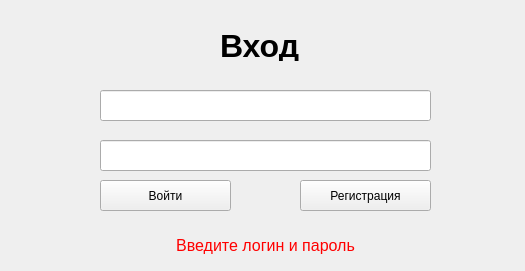
First picture: the form in join.ui, repository max-marshalov/ZMC_Full, before the edit.
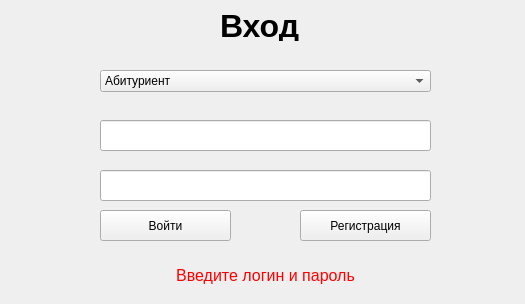
Second picture: the form after the edit.

```diff
--- a/join.ui
+++ b/join.ui
@@ -7,7 +7,7 @@
     <x>0</x>
     <y>0</y>
     <width>525</width>
-    <height>271</height>
+    <height>304</height>
    </rect>
   </property>
   <property name="windowTitle">
@@ -18,7 +18,7 @@
     <property name="geometry">
      <rect>
       <x>100</x>
-      <y>90</y>
+      <y>120</y>
       <width>331</width>
       <height>31</height>
      </rect>
@@ -28,7 +28,7 @@
     <property name="geometry">
      <rect>
       <x>100</x>
-      <y>140</y>
+      <y>170</y>
       <width>331</width>
       <height>31</height>
      </rect>
@@ -41,7 +41,7 @@
     <property name="geometry">
      <rect>
       <x>220</x>
-      <y>30</y>
+      <y>10</y>
       <width>281</width>
       <height>31</height>
      </rect>
@@ -61,7 +61,7 @@
     <property name="geometry">
      <rect>
       <x>100</x>
-      <y>180</y>
+      <y>210</y>
       <width>131</width>
       <height>31</height>
      </rect>
@@ -74,7 +74,7 @@
     <property name="geometry">
      <rect>
       <x>300</x>
-      <y>180</y>
+      <y>210</y>
       <width>131</width>
       <height>31</height>
      </rect>
@@ -87,7 +87,7 @@
     <property name="geometry">
      <rect>
       <x>100</x>
-      <y>230</y>
+      <y>260</y>
       <width>331</width>
       <height>31</height>
      </rect>
@@ -109,6 +109,36 @@
      <set>Qt::AlignCenter</set>
     </property>
    </widget>
+   <widget class="QComboBox" name="comboBox">
+    <property name="geometry">
+     <rect>
+      <x>100</x>
+      <y>70</y>
+      <width>331</width>
+      <height>22</height>
+     </rect>
+    </property>
+    <item>
+     <property name="text">
+      <string>Абитуриент</string>
+     </property>
+    </item>
+    <item>
+     <property name="text">
+      <string>Член приёмной комиссии</string>
+     </property>
+    </item>
+    <item>
+     <property name="text">
+      <string>Студент</string>
+     </property>
+    </item>
+    <item>
+     <property name="text">
+      <string>Работник деканата</string>
+     </property>
+    </item>
+   </widget>
   </widget>
  </widget>
  <resources/>
```
